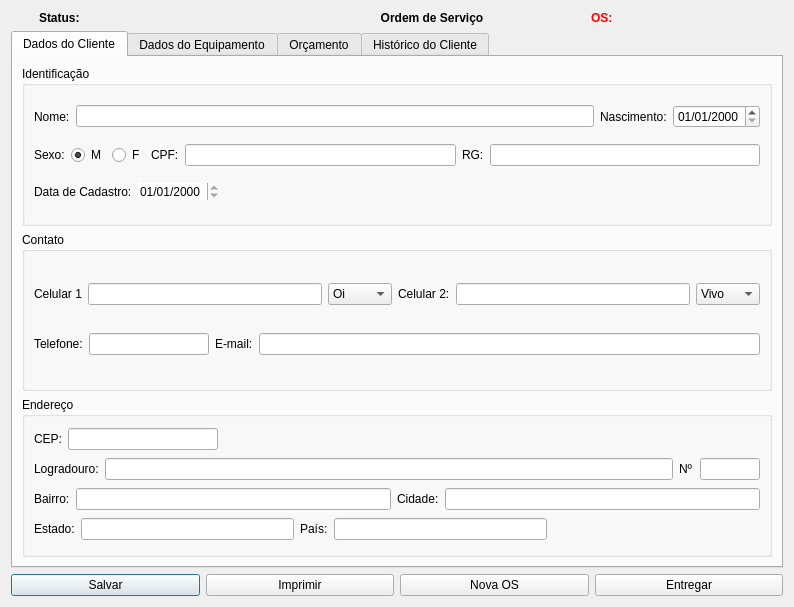
The window that ui_forms/sorder.ui (Henrique-Miranda/erpy) describes before a commit, drawn with Qt 5.
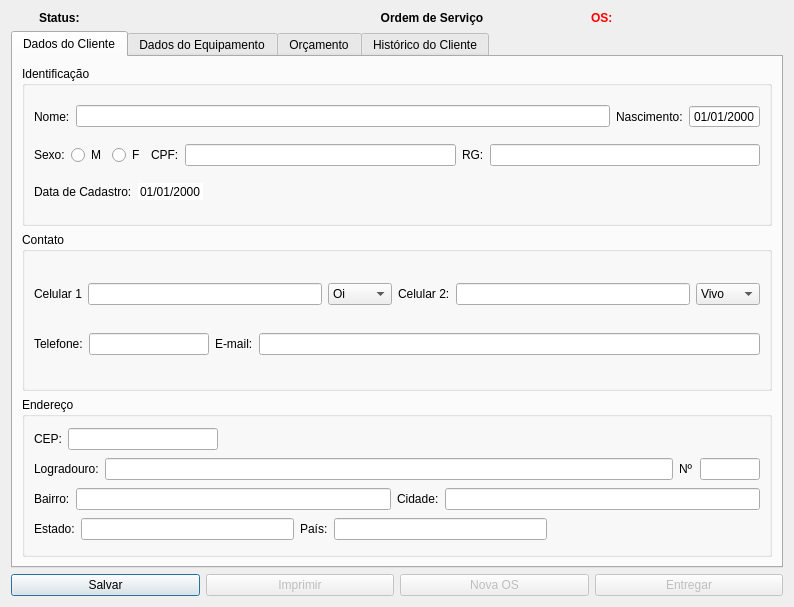
The same window after the commit. Icons and pictures are not drawn.

What changed in the file:
```diff
--- a/ui_forms/sorder.ui
+++ b/ui_forms/sorder.ui
@@ -116,6 +116,9 @@
    </item>
    <item>
     <widget class="QTabWidget" name="tabWidget">
+     <property name="enabled">
+      <bool>true</bool>
+     </property>
      <property name="focusPolicy">
       <enum>Qt::TabFocus</enum>
      </property>
@@ -167,7 +170,11 @@
              </widget>
             </item>
             <item>
-             <widget class="QLineEdit" name="lineEdit"/>
+             <widget class="QLineEdit" name="lineEdit">
+              <property name="readOnly">
+               <bool>true</bool>
+              </property>
+             </widget>
             </item>
             <item>
              <widget class="QLabel" name="label_2">
@@ -178,6 +185,12 @@
             </item>
             <item>
              <widget class="QDateEdit" name="dateEdit">
+              <property name="readOnly">
+               <bool>true</bool>
+              </property>
+              <property name="buttonSymbols">
+               <enum>QAbstractSpinBox::NoButtons</enum>
+              </property>
               <property name="displayFormat">
                <string>dd/MM/yyyy</string>
               </property>
@@ -199,8 +212,11 @@
               <property name="text">
                <string>M</string>
               </property>
+              <property name="checkable">
+               <bool>true</bool>
+              </property>
               <property name="checked">
-               <bool>true</bool>
+               <bool>false</bool>
               </property>
              </widget>
             </item>
@@ -248,7 +264,10 @@
                <bool>false</bool>
               </property>
               <property name="readOnly">
-               <bool>true</bool>
+               <bool>false</bool>
+              </property>
+              <property name="buttonSymbols">
+               <enum>QAbstractSpinBox::NoButtons</enum>
               </property>
               <property name="displayFormat">
                <string>dd/MM/yyyy</string>
@@ -1299,6 +1318,9 @@
      </item>
      <item>
       <widget class="QPushButton" name="pushButton_4">
+       <property name="enabled">
+        <bool>false</bool>
+       </property>
        <property name="text">
         <string>Imprimir</string>
        </property>
@@ -1306,6 +1328,9 @@
      </item>
      <item>
       <widget class="QPushButton" name="pushButton_3">
+       <property name="enabled">
+        <bool>false</bool>
+       </property>
        <property name="text">
         <string>Nova OS</string>
        </property>
@@ -1313,6 +1338,9 @@
      </item>
      <item>
       <widget class="QPushButton" name="pushButton_2">
+       <property name="enabled">
+        <bool>false</bool>
+       </property>
        <property name="text">
         <string>Entregar</string>
        </property>
```
Left out of the diff: 148 changed lines with no effect on the pictures.
